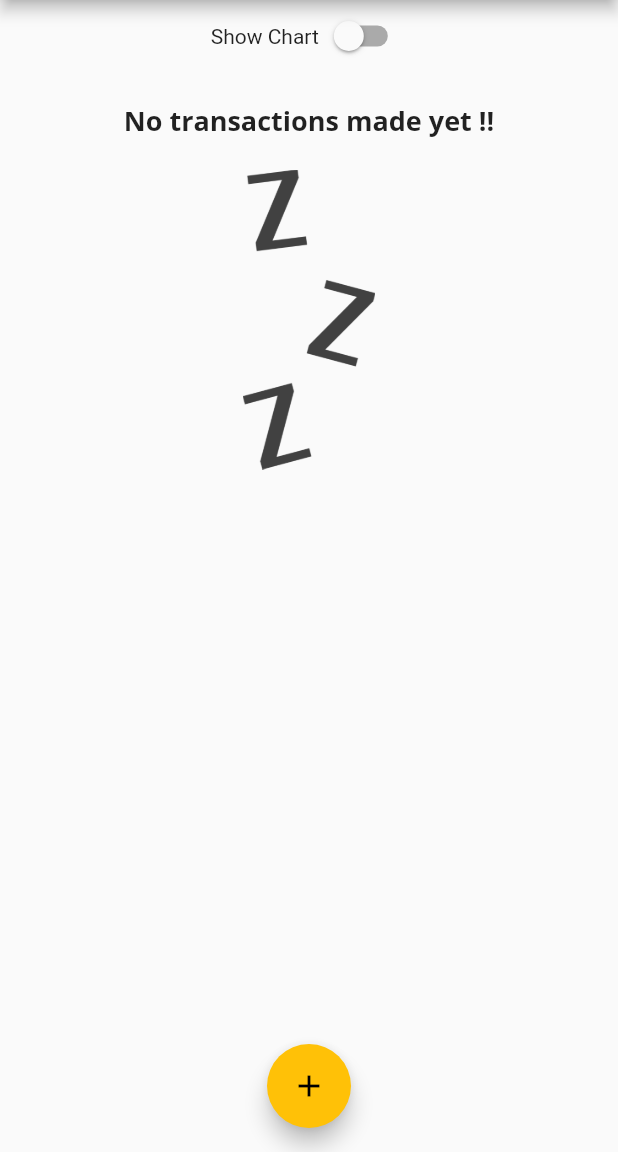
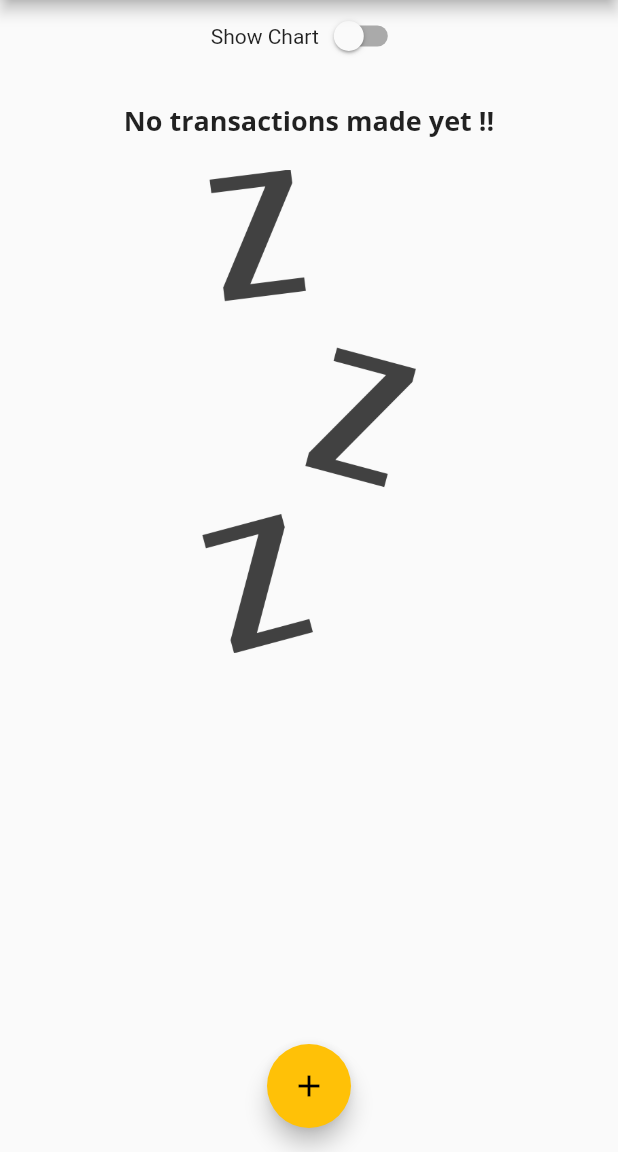
Before and after one commit to Shree-hari/personal_exp, a Flutter app: the screen it shows after launch, on a phone screen of 412 x 824 dp, the part 84-1236 px from its top. Run offline on Flutter 3.47's test engine with Material 2 defaults, Android fonts, the phone set to English and light mode, and no system bars.

Commit message:
added a switch to change the view modes

```diff
--- a/lib/main.dart
+++ b/lib/main.dart
@@ -142,7 +142,7 @@ class _MyHomePageState extends State<MyHomePage> {
               height: (MediaQuery.of(context).size.height -
                       appBar.preferredSize.height -
                       MediaQuery.of(context).padding.top) *
-                  0.3,
+                  0.7,
               child: Chart(_recentTransactions),
             ):
             Container(
--- a/lib/widgets/transaction_list.dart
+++ b/lib/widgets/transaction_list.dart
@@ -12,7 +12,8 @@ class TransactionList extends StatelessWidget {
   @override
   Widget build(BuildContext context) {
     return transactions.isEmpty
-          ? Column(
+          ? LayoutBuilder(builder: (ctx,constraints){
+            return Column(
               children: <Widget>[
                 SizedBox(
                   height: 20.0,
@@ -25,13 +26,14 @@ class TransactionList extends StatelessWidget {
                   height: 20.0,
                 ),
                 Container(
-                    height: 200,
+                    height: constraints.maxHeight * 0.6,
                     child: Image.asset(
                       'assets/images/waiting.png',
                       fit: BoxFit.cover,
                     )),
               ],
-            )
+            );
+    },)
           : ListView.builder(
               itemBuilder: (ctx, index) {
                 return Card(
```
